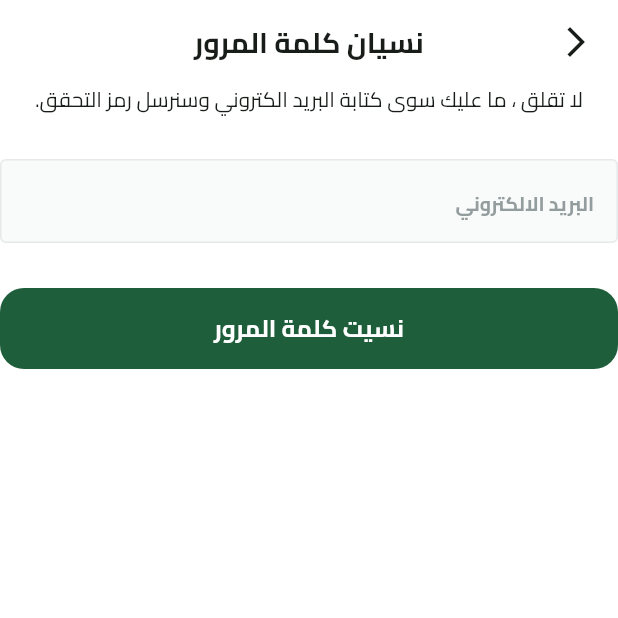
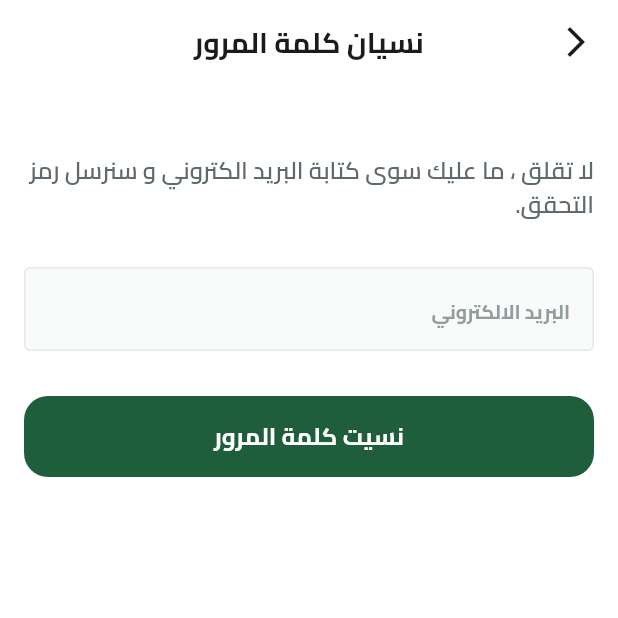
Before and after one commit to AbdullahMohamedAlSayedAbed/ecommerce, a Flutter app: the ForgotPasswordView screen opened by its route, on a phone screen of 412 x 824 dp, the top half of it. Run offline on Flutter 3.47's test engine with Material 3 defaults, Android fonts, the phone set to English and light mode, and no system bars; drawn by our look-alikes of modal_progress_hud_nsn; our stand-ins replace bloc, cloud_firestore, dartz, dots_indicator, equatable, firebase_auth and 8 more; missing offline and left inert: flutter_facebook_auth, flutter_paypal_payment, svg_flutter; accounts and stored records are empty; project files that could hold a hidden picture were left out.

Commit message:
Implement password reset functionality and enhance forgot password flow

```diff
--- a/lib/core/services/auth_services.dart
+++ b/lib/core/services/auth_services.dart
@@ -21,4 +21,10 @@ abstract class AuthServices {
   bool isSignIn();
   bool emailVerified();
   Future<void> sendEmailVerification();
+  Future<void> sendPasswordResetEmail({
+    required String emailAddress,
+  });
+  Future<void> updatePassword({
+    required String password,
+  });
 }
--- /dev/null
+++ b/lib/features/auth/presentation/cubit/forgot_password_cubit/forgot_password_cubit.dart
@@ -0,0 +1,19 @@
+import 'package:bloc/bloc.dart';
+import 'package:ecommerce/features/auth/domin/repo/auth_repo.dart';
+import 'package:equatable/equatable.dart';
+
+part 'forgot_password_state.dart';
+
+class ForgotPasswordCubit extends Cubit<ForgotPasswordState> {
+  ForgotPasswordCubit(this.authRepo) : super(ForgotPasswordInitial());
+  final AuthRepo authRepo;
+  void sendPasswordResetEmail(String email) async {
+    emit(ForgotPasswordLoading());
+    final result =await authRepo.sendPasswordResetEmail(emailAddress: email);
+    result.fold(
+      (failure) => emit(ForgotPasswordFailure(failure.message)),
+      (success) =>
+          emit(ForgotPasswordSuccess("تم ارسال رابط اعادة تعيين كلمة المرور")),
+    );
+  }
+}
--- /dev/null
+++ b/lib/features/auth/presentation/cubit/forgot_password_cubit/forgot_password_state.dart
@@ -0,0 +1,27 @@
+part of 'forgot_password_cubit.dart';
+
+sealed class ForgotPasswordState extends Equatable {
+  const ForgotPasswordState();
+
+  @override
+  List<Object> get props => [];
+}
+
+final class ForgotPasswordInitial extends ForgotPasswordState {}
+final class ForgotPasswordLoading extends ForgotPasswordState {}
+final class ForgotPasswordSuccess extends ForgotPasswordState {
+  final String message;
+
+  const ForgotPasswordSuccess(this.message);
+
+  @override
+  List<Object> get props => [message];
+}
+final class ForgotPasswordFailure extends ForgotPasswordState {
+  final String error;
+
+  const ForgotPasswordFailure(this.error);
+
+  @override
+  List<Object> get props => [error];
+}
--- a/lib/features/auth/presentation/views/forgot_password_view.dart
+++ b/lib/features/auth/presentation/views/forgot_password_view.dart
@@ -1,19 +1,63 @@
+import 'package:ecommerce/core/helper/on_generate_router.dart';
+import 'package:ecommerce/core/services/get_it_services.dart';
 import 'package:ecommerce/core/widgets/custom_app_bar.dart';
+import 'package:ecommerce/core/widgets/custom_progress_hud.dart';
+import 'package:ecommerce/features/auth/domin/repo/auth_repo.dart';
+import 'package:ecommerce/features/auth/presentation/cubit/forgot_password_cubit/forgot_password_cubit.dart';
 import 'package:ecommerce/features/auth/presentation/views/widgets/forgot_password_view_body.dart';
 import 'package:flutter/material.dart';
+import 'package:flutter_bloc/flutter_bloc.dart';
 
 class ForgotPasswordView extends StatelessWidget {
   const ForgotPasswordView({super.key});
 
   @override
   Widget build(BuildContext context) {
-    return Scaffold(
-      appBar: customAppBar(
-        context,
-        title: 'نسيان كلمة المرور',
-        showNotification: false,
+    return BlocProvider(
+      create: (context) => ForgotPasswordCubit(getIt<AuthRepo>()),
+      child: Scaffold(
+        appBar: customAppBar(
+          context,
+          title: 'نسيان كلمة المرور',
+          showNotification: false,
+        ),
+        body: ForgotPasswordViewBodyBlocConsumer(),
       ),
-      body: ForgotPasswordViewBody(),
     );
   }
 }
+
+class ForgotPasswordViewBodyBlocConsumer extends StatelessWidget {
+  const ForgotPasswordViewBodyBlocConsumer({super.key});
+
+  @override
+  Widget build(BuildContext context) {
+    return BlocConsumer<ForgotPasswordCubit, ForgotPasswordState>(
+      listener: (context, state) {
+        if (state is ForgotPasswordSuccess) {
+          ScaffoldMessenger.of(context).showSnackBar(
+            SnackBar(
+              content: Text(state.message),
+              backgroundColor: Colors.green,
+            ),
+          );
+          Navigator.pushNamedAndRemoveUntil(
+            context,
+            AppRouter.login,
+            (route) => false,
+          );
+        } else if (state is ForgotPasswordFailure) {
+          ScaffoldMessenger.of(context).showSnackBar(
+            SnackBar(content: Text(state.error), backgroundColor: Colors.red),
+          );
+        }
+      },
+      builder: (context, state) {
+        return CustomProgressHud(
+          isLoading: state is ForgotPasswordLoading,
+          child: ForgotPasswordViewBody(),
+        );
+      },
+    );
+  }
+}
--- a/lib/features/auth/presentation/views/widgets/forgot_password_view_body.dart
+++ b/lib/features/auth/presentation/views/widgets/forgot_password_view_body.dart
@@ -1,6 +1,10 @@
+import 'package:ecommerce/core/constants/constants.dart';
+import 'package:ecommerce/core/utils/app_text_styles.dart';
 import 'package:ecommerce/core/widgets/custom_button.dart';
 import 'package:ecommerce/core/widgets/custom_text_form_field.dart';
+import 'package:ecommerce/features/auth/presentation/cubit/forgot_password_cubit/forgot_password_cubit.dart';
 import 'package:flutter/material.dart';
+import 'package:provider/provider.dart';
 
 class ForgotPasswordViewBody extends StatefulWidget {
   const ForgotPasswordViewBody({super.key});
@@ -13,22 +17,28 @@ class _ForgotPasswordViewBodyState extends State<ForgotPasswordViewBody> {
   final GlobalKey<FormState> _formKey = GlobalKey<FormState>();
   AutovalidateMode autovalidateMode = AutovalidateMode.disabled;
 
-  late String _email;
+  late String emailAddress;
 
   @override
   Widget build(BuildContext context) {
     return SingleChildScrollView(
+      child: Padding(
+        padding: const EdgeInsets.symmetric(horizontal: kHorizontalPadding),
         child: Form(
           key: _formKey,
           child: Column(
             spacing: 30,
             children: [
+              const SizedBox(height: kTopPadding),
               Text(
-              'لا تقلق ، ما عليك سوى كتابة البريد الكتروني وسنرسل رمز التحقق.',
+                'لا تقلق ، ما عليك سوى كتابة البريد الكتروني و سنرسل رمز التحقق.',
+                style: TextStyles.semiBold16.copyWith(
+                  color: const Color(0xFF616A6B),
+                ),
               ),
               CustomTextFormField(
                 onSaved: (email) {
-                _email = email!;
+                  emailAddress = email!;
                 },
                 hintText: 'البريد الالكتروني',
                 textInputType: TextInputType.emailAddress,
@@ -37,7 +47,9 @@ class _ForgotPasswordViewBodyState extends State<ForgotPasswordViewBody> {
                 onPressed: () {
                   if (_formKey.currentState!.validate()) {
                     _formKey.currentState!.save();
-                  // Call the forgot password function here
+                    context.read<ForgotPasswordCubit>().sendPasswordResetEmail(
+                      emailAddress,
+                    );
                   } else {
                     setState(() {
                       autovalidateMode = AutovalidateMode.always;
@@ -49,6 +61,7 @@ class _ForgotPasswordViewBodyState extends State<ForgotPasswordViewBody> {
             ],
           ),
         ),
+      ),
     );
   }
 }
```
Also changed, not shown: lib/core/services/firebase_auth_services.dart (+14 -0 lines), lib/features/auth/data/repo/auth_repo_impl.dart (+36 -0 lines), lib/features/auth/domin/repo/auth_repo.dart (+8 -0 lines), lib/features/auth/presentation/views/widgets/signin_view_body.dart (+10 -4 lines). Lines whose indentation alone changed are shown as unchanged.
